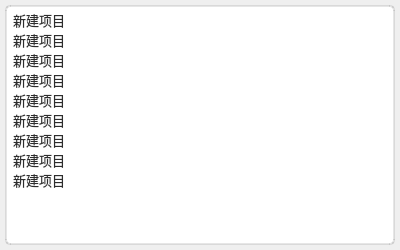
The window that Fdog-Kit/module_ssh/historycommondwidget.ui (HuaGouFdog/Fdog-Kit) describes before a commit, drawn with Qt 5.
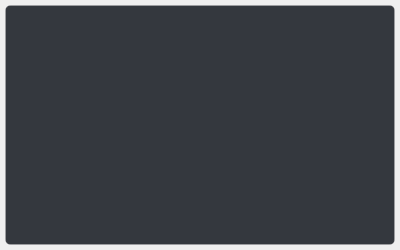
The same window after the commit.

```diff
--- a/Fdog-Kit/module_ssh/historycommondwidget.ui
+++ b/Fdog-Kit/module_ssh/historycommondwidget.ui
@@ -47,11 +47,14 @@
     <widget class="QWidget" name="widget_body" native="true">
      <property name="styleSheet">
       <string notr="true">#widget_body{
-	background-color: rgb(255, 255, 255);
+border: 1px solid rgba(197, 197, 197,50);
+	background-color: rgb(52, 56, 62);
 border-radius:5px;
-border: 2px solid;
-border-color: rgba(126, 126, 126, 50);
-}</string>
+/*border: 2px solid;
+border-color: rgba(126, 126, 126, 50);*/
+}
+
+</string>
      </property>
      <layout class="QVBoxLayout" name="verticalLayout">
       <property name="leftMargin">
@@ -71,7 +74,7 @@
         <property name="font">
          <font>
           <family>OPPOSans B</family>
-          <pointsize>10</pointsize>
+          <pointsize>11</pointsize>
           <stylestrategy>PreferAntialias</stylestrategy>
          </font>
         </property>
@@ -79,9 +82,22 @@
          <string notr="true">#listWidget{
 border: 0px solid;
 border-color: rgba(126, 126, 126, 50);
-background-color: rgb(255, 255, 255);
-color: rgb(45, 45, 45);
+background-color: rgba(255, 255, 255,0);
+color: rgb(255, 255, 255);
 }
+
+#listWidget::item:hover {
+	outline: 0px;
+    color: rgb(255, 255, 255);
+	background-color: rgba(209, 209, 209, 20);
+}
+
+#listWidget::item:selected{
+	outline: 0px;
+    color: #45B2FF;
+	background-color: rgba(209, 209, 209, 20);
+}
+
 QScrollBar:vertical{
     width: 10px;
 	background-color: rgba(0, 41, 69, 0);
@@ -132,51 +148,6 @@
 
 </string>
         </property>
-        <item>
-         <property name="text">
-          <string>新建项目</string>
-         </property>
-        </item>
-        <item>
-         <property name="text">
-          <string>新建项目</string>
-         </property>
-        </item>
-        <item>
-         <property name="text">
-          <string>新建项目</string>
-         </property>
-        </item>
-        <item>
-         <property name="text">
-          <string>新建项目</string>
-         </property>
-        </item>
-        <item>
-         <property name="text">
-          <string>新建项目</string>
-         </property>
-        </item>
-        <item>
-         <property name="text">
-          <string>新建项目</string>
-         </property>
-        </item>
-        <item>
-         <property name="text">
-          <string>新建项目</string>
-         </property>
-        </item>
-        <item>
-         <property name="text">
-          <string>新建项目</string>
-         </property>
-        </item>
-        <item>
-         <property name="text">
-          <string>新建项目</string>
-         </property>
-        </item>
        </widget>
       </item>
      </layout>
```
